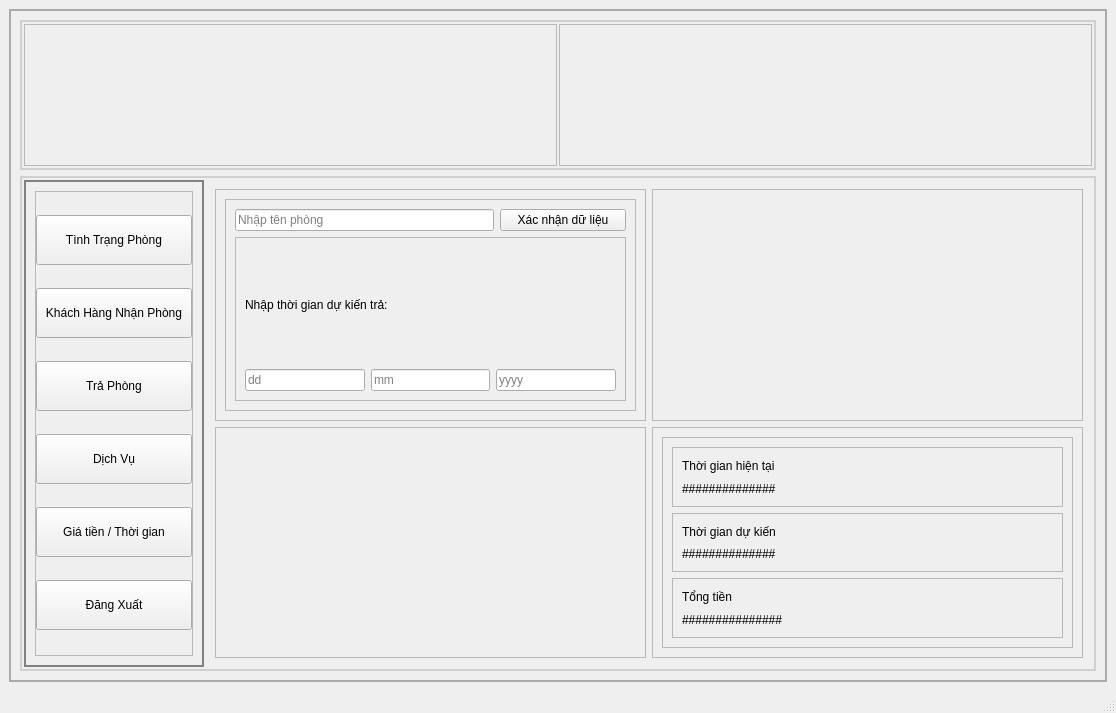
Above: mainwindow.ui from LeTrungPhong/DUT-PBL-2 before the change. Below: the same form after it.
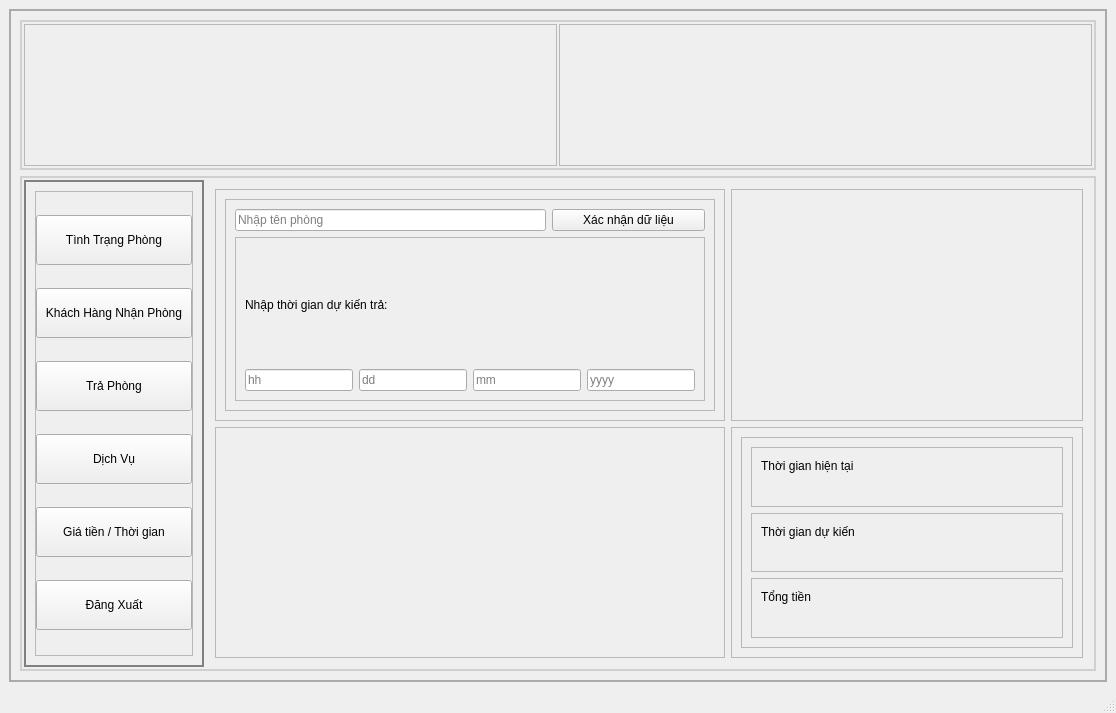
That is the form after the change.

```diff
--- a/mainwindow.ui
+++ b/mainwindow.ui
@@ -2795,31 +2795,47 @@
                         <enum>QFrame::Raised</enum>
                        </property>
                        <layout class="QGridLayout" name="gridLayout_15">
-                        <item row="1" column="0">
-                         <widget class="QLineEdit" name="lineEditNgay">
-                          <property name="text">
-                           <string/>
-                          </property>
-                          <property name="placeholderText">
-                           <string>dd</string>
-                          </property>
-                         </widget>
-                        </item>
-                        <item row="1" column="1">
+                        <item row="1" column="2">
                          <widget class="QLineEdit" name="lineEditThang">
                           <property name="placeholderText">
                            <string>mm</string>
                           </property>
                          </widget>
                         </item>
-                        <item row="1" column="2">
+                        <item row="1" column="1">
+                         <widget class="QLineEdit" name="lineEditNgay">
+                          <property name="text">
+                           <string/>
+                          </property>
+                          <property name="maxLength">
+                           <number>2</number>
+                          </property>
+                          <property name="placeholderText">
+                           <string>dd</string>
+                          </property>
+                         </widget>
+                        </item>
+                        <item row="1" column="3">
                          <widget class="QLineEdit" name="lineEditNam">
                           <property name="placeholderText">
                            <string>yyyy</string>
                           </property>
                          </widget>
                         </item>
-                        <item row="0" column="0" colspan="3">
+                        <item row="1" column="0">
+                         <widget class="QLineEdit" name="lineEditGio">
+                          <property name="text">
+                           <string/>
+                          </property>
+                          <property name="maxLength">
+                           <number>2</number>
+                          </property>
+                          <property name="placeholderText">
+                           <string>hh</string>
+                          </property>
+                         </widget>
+                        </item>
+                        <item row="0" column="0" colspan="2">
                          <widget class="QLabel" name="label_47">
                           <property name="text">
                            <string>Nhập thời gian dự kiến trả:</string>
@@ -2872,7 +2888,7 @@
                         <item>
                          <widget class="QLabel" name="label_51">
                           <property name="text">
-                           <string>##############</string>
+                           <string/>
                           </property>
                          </widget>
                         </item>
@@ -2898,7 +2914,7 @@
                         <item>
                          <widget class="QLabel" name="label_53">
                           <property name="text">
-                           <string>##############</string>
+                           <string/>
                           </property>
                          </widget>
                         </item>
@@ -2924,7 +2940,7 @@
                         <item>
                          <widget class="QLabel" name="label_55">
                           <property name="text">
-                           <string>###############</string>
+                           <string/>
                           </property>
                          </widget>
                         </item>
```
Left out of the diff: 12 changed lines with no effect on the pictures.
